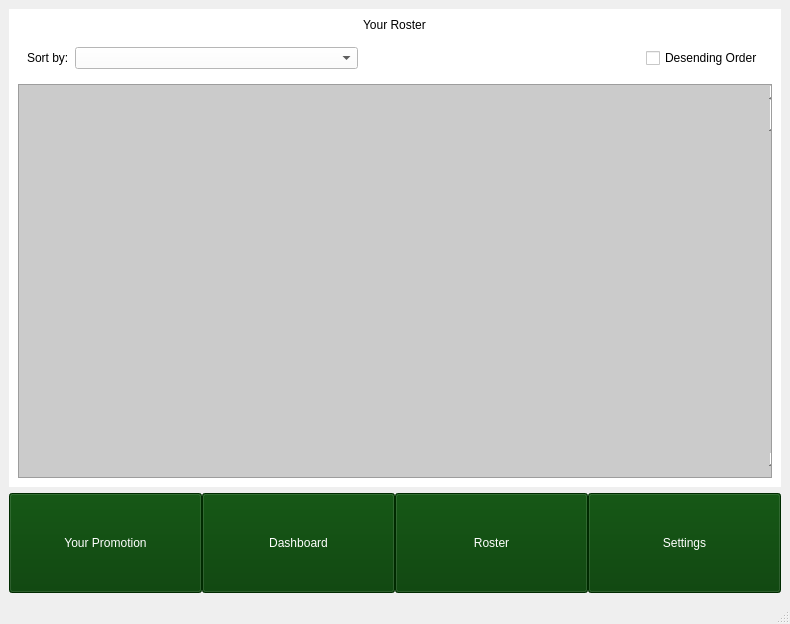
Qt form mainwindow.ui (paultrent714/wrestling-booking-sim) before a commit.
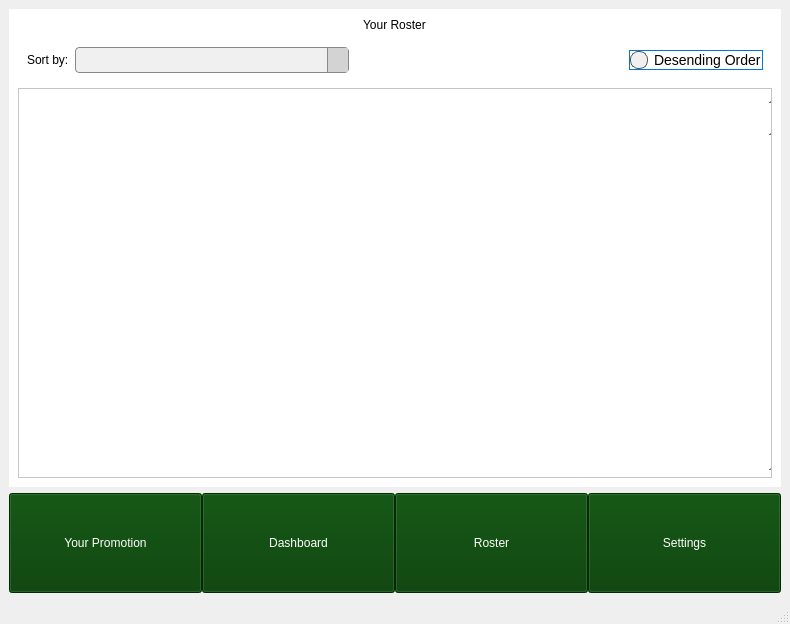
The same form after that commit. The open tabs and pages were chosen to show the change. Icons and pictures are not drawn.

Commit message: sort wrestlers; fixed  comboBoxes & buttons in darkmode

The edit to the form file:
```diff
--- a/mainwindow.ui
+++ b/mainwindow.ui
@@ -867,6 +867,35 @@
                <verstretch>0</verstretch>
               </sizepolicy>
              </property>
+             <property name="cursor">
+              <cursorShape>PointingHandCursor</cursorShape>
+             </property>
+             <property name="styleSheet">
+              <string notr="true">QComboBox {
+    background: #f0f0f0;
+    border: 1px solid #888;
+    padding: 4px;
+    border-radius: 4px;
+    color: black;
+}
+QComboBox::drop-down {
+    width: 20px;
+    border-left: 1px solid #888;
+    background: #d3d3d3;
+}
+QComboBox::down-arrow {
+    image: url(:/icons/down-arrow.png);
+    width: 12px;
+    height: 12px;
+}
+QComboBox QAbstractItemView {
+    background: #f0f0f0;
+    selection-background-color: #0078D7;
+    color: black;
+    border: 1px solid #888;
+}
+</string>
+             </property>
             </widget>
            </item>
            <item>
@@ -885,7 +914,30 @@
            <item>
             <widget class="QCheckBox" name="RosterDescendingSort">
              <property name="styleSheet">
-              <string notr="true">color: rgb(0, 0, 0);</string>
+              <string notr="true">QCheckBox {
+    color: black;
+    font-size: 14px;
+}
+
+QCheckBox::indicator {
+    width: 16px;
+    height: 16px;
+    border: 1px solid #555;
+	border-radius: 8px;     
+    background: #f0f0f0;        
+}
+
+QCheckBox::indicator:checked {
+    background-color: #0078D7;
+    border: 1px solid #0055A4;
+	
+    
+}
+
+QCheckBox:hover::indicator {
+    border: 1px solid #0078D7;   
+}
+</string>
              </property>
              <property name="text">
               <string>Desending Order</string>
@@ -898,7 +950,7 @@
         <item>
          <widget class="QScrollArea" name="scrollArea">
           <property name="styleSheet">
-           <string notr="true">background-color: rgb(203, 203, 203);</string>
+           <string notr="true"/>
           </property>
           <property name="widgetResizable">
            <bool>true</bool>
@@ -909,7 +961,7 @@
              <x>0</x>
              <y>0</y>
              <width>752</width>
-             <height>367</height>
+             <height>385</height>
             </rect>
            </property>
            <widget class="QScrollBar" name="verticalScrollBar">
```
Left out of the diff: 316 changed lines with no effect on the pictures. The commit also changes 11 other files.
